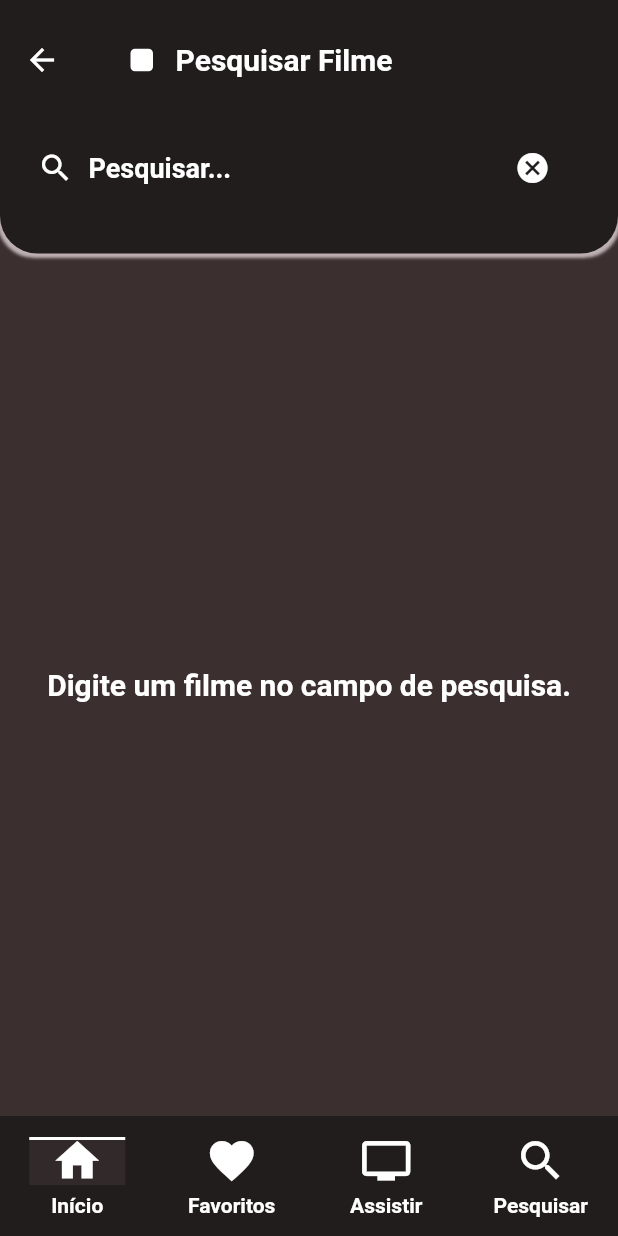
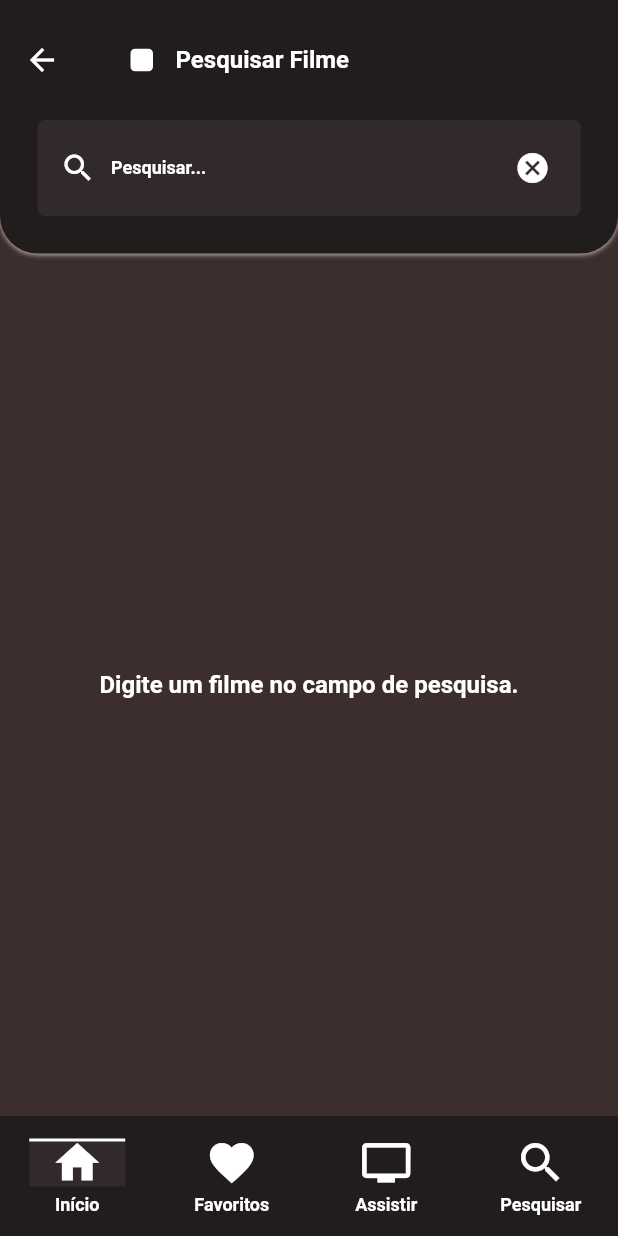
Before and after one commit to alexandrofuchs/fav_movies, a Flutter app: the SearchMoviePage screen opened by its route, on a phone screen of 412 x 824 dp. Run offline on Flutter 3.47's test engine with Material 3 defaults, Android fonts, the phone set to English and light mode, and no system bars; our stand-ins replace dio, equatable, flutter_animate, flutter_bloc, flutter_modular, sqflite and 1 more; missing offline and left inert: flutter_debouncer; accounts and stored records are empty; network calls fail.

Commit message:
fixed: [default font sizes, gradient colors on details page]

```diff
--- a/lib/core/themes/app_colors.dart
+++ b/lib/core/themes/app_colors.dart
@@ -3,7 +3,7 @@ import 'package:flutter/material.dart';
 abstract class AppColors {
   static const Color primaryColorDark = Color(0xff221d1d);
   static const Color primaryColor = Color(0xff322A2A);
-  static const Color brandColor = Color(0xffccbeb1);
+  static const Color brandColor = Color(0xff3d2e2e);
   static const Color primaryColorLight = Color(0xffBDB1B1);
   static const Color secundaryColor = Color(0xffffffff);
   static const Color failedColor = Color(0xffFF6161);
--- a/lib/core/themes/app_fonts.dart
+++ b/lib/core/themes/app_fonts.dart
@@ -3,29 +3,29 @@ import 'package:flutter/material.dart';
 
 abstract class AppTextStyles {
   static const TextStyle titleSmall = TextStyle(
-      fontSize: 16, color: AppColors.primaryColorDark);
+      fontSize: 12, color: AppColors.primaryColorDark, fontWeight: FontWeight.w500);
   static const TextStyle titleMedium = TextStyle(
-      fontSize: 18, color: AppColors.primaryColorDark);
+      fontSize: 14, color: AppColors.primaryColorDark, fontWeight: FontWeight.w500);
   static const TextStyle titleLarge = TextStyle(
-      fontSize: 20, color: AppColors.primaryColorDark);
+      fontSize: 16, color: AppColors.primaryColorDark, fontWeight: FontWeight.w500);
 
   static const TextStyle bodySmall =
+      TextStyle(fontSize: 10, color: Colors.black);
+  static const TextStyle bodyMedium =
       TextStyle(fontSize: 12, color: Colors.black);
-  static const TextStyle bodyMedium =
-      TextStyle(fontSize: 16, color: Colors.black);
   static const TextStyle bodyLarge =
-      TextStyle(fontSize: 18, color: Colors.black);
+      TextStyle(fontSize: 14, color: Colors.black);
 
   static const TextStyle labelSmall = TextStyle(
+            fontSize: 12,
+      color: Colors.white,
+      fontWeight: FontWeight.w700);
+  static const TextStyle labelMedium = TextStyle(
             fontSize: 14,
       color: Colors.white,
       fontWeight: FontWeight.w700);
-  static const TextStyle labelMedium = TextStyle(
-            fontSize: 18,
-      color: Colors.white,
-      fontWeight: FontWeight.w700);
   static const TextStyle labelLarge = TextStyle(
-            fontSize: 20,
+            fontSize: 16,
       color: Colors.white,
       fontWeight: FontWeight.w700);
 }
--- a/lib/core/themes/app_theme.dart
+++ b/lib/core/themes/app_theme.dart
@@ -9,7 +9,7 @@ abstract class AppTheme with ThemedComponents {
       ThemeData.light(useMaterial3: false).copyWith(
           primaryColor: AppColors.primaryColor,
           primaryColorLight: AppColors.primaryColorLight,
-          scaffoldBackgroundColor: const Color.fromARGB(255, 59, 47, 47),
+          scaffoldBackgroundColor: AppColors.brandColor,
           appBarTheme: ThemedComponents._appBarTheme(),
           iconTheme: ThemedComponents._iconThemeData(),
           navigationBarTheme: NavigationBarTheme.of(context).copyWith(
--- a/lib/core/widgets/buttons/default_main_button.dart
+++ b/lib/core/widgets/buttons/default_main_button.dart
@@ -58,7 +58,7 @@ class DefaultMainButton extends StatelessWidget {
             softWrap: true,
             style: AppTextStyles.bodyMedium.copyWith(
                 color: getSecundaryColor,
-                fontSize: compact ? 12 : 13,
+                fontSize: compact ? 8 : 12,
                 fontWeight: FontWeight.bold),
             textAlign: TextAlign.center,
             maxLines: compact ? 1 : null,
--- a/lib/core/widgets/search_widgets/search_widgets.dart
+++ b/lib/core/widgets/search_widgets/search_widgets.dart
@@ -23,12 +23,19 @@ mixin SearchWidgets {
              boxShadow: [
               BoxShadow(
                 color: AppColors.primaryColorLight,
-                spreadRadius: 2,
-                blurRadius: 1,
+                spreadRadius: 0,
+                blurRadius: 2,
                 offset: Offset(0, 1),
               )
              ]
              ),
+          child: Container(
+
+            decoration: BoxDecoration(
+              color: AppColors.primaryColor,
+              borderRadius: BorderRadius.circular(5)
+            ),
+            padding: const EdgeInsets.only(left: 15),
             child: Row(children: [
               const Icon(
                 Icons.search,
@@ -45,14 +52,14 @@ mixin SearchWidgets {
 
 
                                 autofocus: autofocus,
-                              style: AppTextStyles.labelMedium.copyWith(color: AppColors.secundaryColor),
+                                style: AppTextStyles.bodySmall.copyWith(color: AppColors.secundaryColor),
                                 onChanged: (value) {
                   Modular.get<AppDebouncer>().handleTextFieldChange(
                       const Duration(milliseconds: 500), value, debounceAction);
                                 },
                                 decoration: InputDecoration(
                     hintText: label,
-                  hintStyle: AppTextStyles.labelMedium,
+                    hintStyle: AppTextStyles.labelSmall,
                     border: const UnderlineInputBorder(borderSide: BorderSide.none)),
                               )),
               const SizedBox(
@@ -67,5 +74,6 @@ mixin SearchWidgets {
                       const Duration(milliseconds: 500), searchBarController.text, debounceAction);
                 },
               )
-          ]));
+            ]),
+          ));
 }
```
Also changed, not shown: lib/modules/details/presenter/pages/movie_details/movie_details_page.dart (+24 -9 lines). Lines whose indentation alone changed are shown as unchanged.
